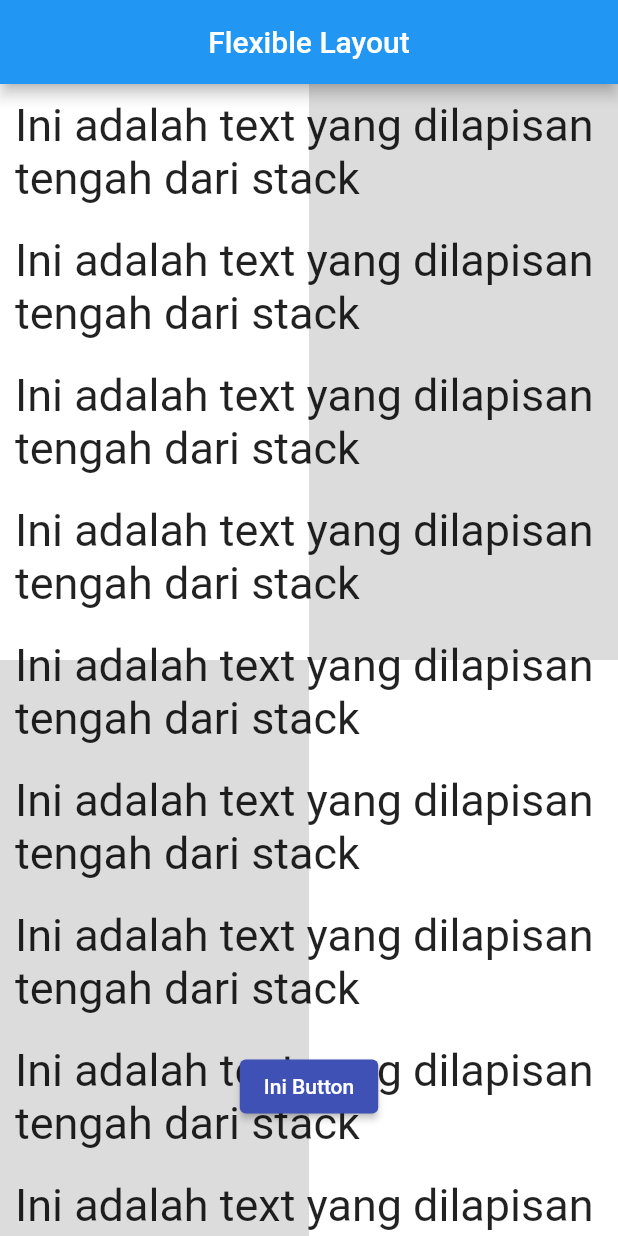
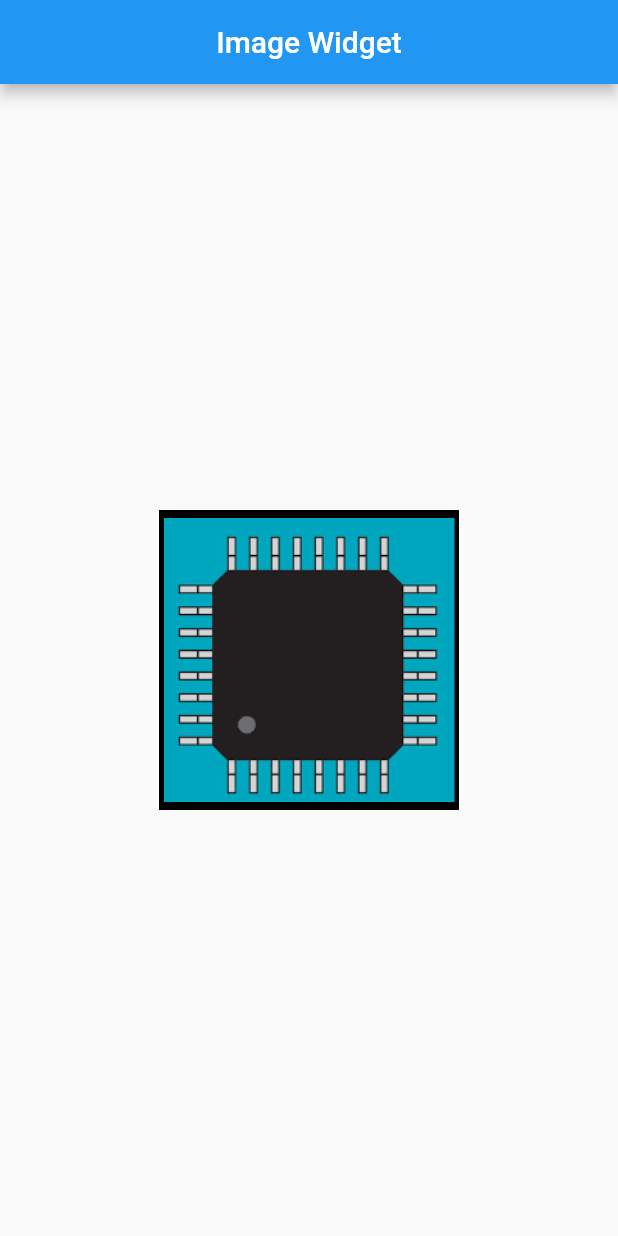
Before and after one commit to AlfonsInfo/Flutter-Learning-Journey, a Flutter app: the screen it shows after launch, on a phone screen of 412 x 824 dp. Run offline on Flutter 3.47's test engine with Material 2 defaults, Android fonts, the phone set to English and light mode, and no system bars.

Commit message:
image widget

```diff
--- a/lib/main.dart
+++ b/lib/main.dart
@@ -20,70 +20,21 @@ class _MyAppState extends State<MyApp> {
   Widget build(BuildContext context) {
     return MaterialApp(
         home: Scaffold(
-            appBar: AppBar(title: Center(child: Text("Flexible Layout"))),
-            body: Stack(
-              children: <Widget>[
-                Column(
-                  children: <Widget>[
-                    Flexible(
-                        flex: 1,
-                        child: Row(
-                          children: <Widget>[
-                            Flexible(
-                                flex: 1, child: Container(color: Colors.white)),
-                            Flexible(
-                                flex: 1,
-                                child: Container(color: Colors.black12))
-                          ],
-                        )),
-                    Flexible(
-                        flex: 1,
-                        child: Row(
-                          children: <Widget>[
-                            Flexible(
-                                flex: 1, child: Container(color: Colors.black12)),
-                            Flexible(
-                                flex: 1,
-                                child: Container(color: Colors.white))
-                          ],
-                        ))
-                  ],
-                ),
-                ListView(
-                  children: <Widget>[
-                    Column(
-                      children: <Widget>[
-                        Container(child: Text("Ini adalah text yang dilapisan tengah dari stack",style: TextStyle(fontSize: 30)),margin: EdgeInsets.all(10)),
-                        Container(child: Text("Ini adalah text yang dilapisan tengah dari stack",style: TextStyle(fontSize: 30)),margin: EdgeInsets.all(10)),
-                        Container(child: Text("Ini adalah text yang dilapisan tengah dari stack",style: TextStyle(fontSize: 30)),margin: EdgeInsets.all(10)),
-                        Container(child: Text("Ini adalah text yang dilapisan tengah dari stack",style: TextStyle(fontSize: 30)),margin: EdgeInsets.all(10)),
-                        Container(child: Text("Ini adalah text yang dilapisan tengah dari stack",style: TextStyle(fontSize: 30)),margin: EdgeInsets.all(10)),
-                        Container(child: Text("Ini adalah text yang dilapisan tengah dari stack",style: TextStyle(fontSize: 30)),margin: EdgeInsets.all(10)),
-                        Container(child: Text("Ini adalah text yang dilapisan tengah dari stack",style: TextStyle(fontSize: 30)),margin: EdgeInsets.all(10)),
-                        Container(child: Text("Ini adalah text yang dilapisan tengah dari stack",style: TextStyle(fontSize: 30)),margin: EdgeInsets.all(10)),
-                        Container(child: Text("Ini adalah text yang dilapisan tengah dari stack",style: TextStyle(fontSize: 30)),margin: EdgeInsets.all(10)),
-                        Container(child: Text("Ini adalah text yang dilapisan tengah dari stack",style: TextStyle(fontSize: 30)),margin: EdgeInsets.all(10)),
-                        Container(child: Text("Ini adalah text yang dilapisan tengah dari stack",style: TextStyle(fontSize: 30)),margin: EdgeInsets.all(10)),
-                        Container(child: Text("Ini adalah text yang dilapisan tengah dari stack",style: TextStyle(fontSize: 30)),margin: EdgeInsets.all(10)),
-                        Container(child: Text("Ini adalah text yang dilapisan tengah dari stack",style: TextStyle(fontSize: 30)),margin: EdgeInsets.all(10)),
-                        Container(child: Text("Ini adalah text yang dilapisan tengah dari stack",style: TextStyle(fontSize: 30)),margin: EdgeInsets.all(10)),
-                        Container(child: Text("Ini adalah text yang dilapisan tengah dari stack",style: TextStyle(fontSize: 30)),margin: EdgeInsets.all(10)),
-                        Container(child: Text("Ini adalah text yang dilapisan tengah dari stack",style: TextStyle(fontSize: 30)),margin: EdgeInsets.all(10)),
-                        Container(child: Text("Ini adalah text yang dilapisan tengah dari stack",style: TextStyle(fontSize: 30)),margin: EdgeInsets.all(10)),
-                        Container(child: Text("Ini adalah text yang dilapisan tengah dari stack",style: TextStyle(fontSize: 30)),margin: EdgeInsets.all(10)),
-                        Container(child: Text("Ini adalah text yang dilapisan tengah dari stack",style: TextStyle(fontSize: 30)),margin: EdgeInsets.all(10)),
-                        Container(child: Text("Ini adalah text yang dilapisan tengah dari stack",style: TextStyle(fontSize: 30)),margin: EdgeInsets.all(10)),
-                        Container(child: Text("Ini adalah text yang dilapisan tengah dari stack",style: TextStyle(fontSize: 30)),margin: EdgeInsets.all(10)),
-                        Container(child: Text("Ini adalah text yang dilapisan tengah dari stack",style: TextStyle(fontSize: 30)),margin: EdgeInsets.all(10)),
-                      ],
-                    )
-                  ],
-                ),
-                Align(alignment: Alignment(0,0.79) ,child:ElevatedButton(child: Text("Ini Button"), style: ElevatedButton.styleFrom(backgroundColor: Colors.indigo), onPressed: (){}, ))
-                //background
-                //listview dengan text
-              ],
-            )));
+      appBar: AppBar(title: Center(child: Text("Image Widget"))),
+      body: Center(
+          child: Container(
+        color: Colors.black,
+        width: 200,
+        height: 200,
+        padding: EdgeInsets.all(3),
+        child: Image(
+            image: AssetImage(
+                "assets/logo.png"),
+                // "https://img-highend.okezone.com/okz/900/pictureArticle/images_7x4W68RJ_59k0HO.jpg"),
+                fit:BoxFit.contain, repeat: ImageRepeat.repeatX,
+                ), //Network Image sabi juga
+      )),
+    ));
   }
 }
 //STL -> Shortcut stateless widget.
--- a/pubspec.yaml
+++ b/pubspec.yaml
@@ -59,8 +59,8 @@ flutter:
   uses-material-design: true
 
   # To add assets to your application, add an assets section, like this:
-  # assets:
-  #   - images/a_dot_burr.jpeg
+  assets:
+    - assets/logo.png
   #   - images/a_dot_ham.jpeg
 
   # An image asset can refer to one or more resolution-specific "variants", see
```
Also changed, not shown: assets/logo.png (added).
